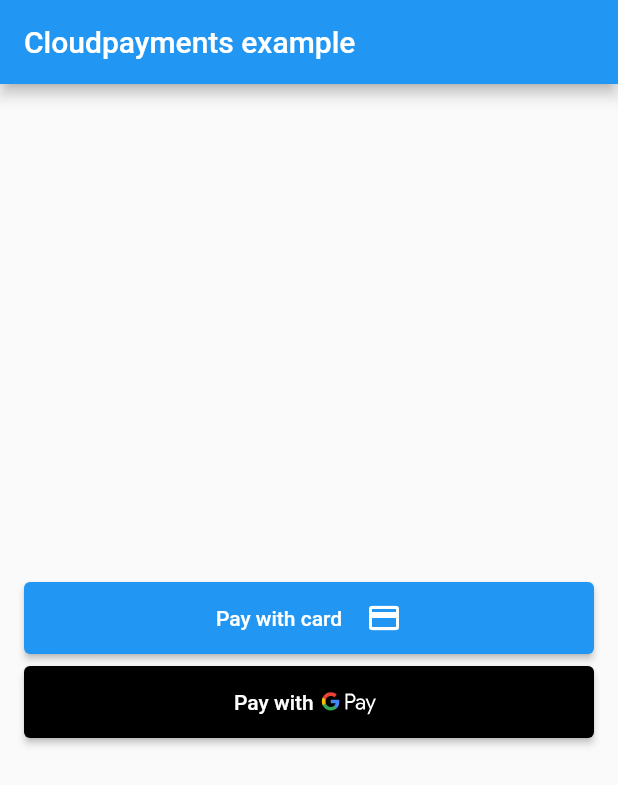
After one commit to shushper/cloudpayments, a Flutter app: the screen it shows after launch, on a phone screen of 412 x 824 dp. The commit adds this screen. Shown: the top 785 px of the screen. Run offline on Flutter 3.47's test engine with Material 2 defaults, Android fonts, the phone set to English and light mode, and no system bars; our stand-ins replace flutter_svg.

Commit message:
Add ability to navigate to another screen. Add card screen.

```diff
--- /dev/null
+++ b/example/lib/card_screen.dart
@@ -0,0 +1,12 @@
+import 'package:flutter/material.dart';
+
+class CardScreen extends StatelessWidget {
+  @override
+  Widget build(BuildContext context) {
+    return Scaffold(
+      appBar: AppBar(
+        title: const Text('Pay with card'),
+      ),
+    );
+  }
+}
--- /dev/null
+++ b/example/lib/main_screen.dart
@@ -0,0 +1,84 @@
+import 'package:flutter/material.dart';
+import 'dart:async';
+
+import 'package:flutter/services.dart';
+import 'package:cloudpayments/cloudpayments.dart';
+import 'package:flutter_svg/flutter_svg.dart';
+
+class MainScreen extends StatelessWidget {
+  @override
+  Widget build(BuildContext context) {
+    return Scaffold(
+      appBar: AppBar(
+        title: const Text('Cloudpayments example'),
+      ),
+      body: Padding(
+        padding: const EdgeInsets.all(16.0),
+        child: Column(
+          mainAxisAlignment: MainAxisAlignment.center,
+          crossAxisAlignment: CrossAxisAlignment.stretch,
+          children: [
+            CustomButton(
+              backgroundColor: Colors.blue,
+              onPressed: () {
+                Navigator.pushNamed(context, '/card');
+              },
+              child: Row(
+                mainAxisAlignment: MainAxisAlignment.center,
+                children: [
+                  Text(
+                    'Pay with card',
+                    textAlign: TextAlign.center,
+                  ),
+                  SizedBox(
+                    width: 16,
+                  ),
+                  Icon(Icons.credit_card),
+                ],
+              ),
+            ),
+            SizedBox(
+              height: 8,
+            ),
+            CustomButton(
+              backgroundColor: Colors.black,
+              onPressed: () {},
+              child: Row(
+                mainAxisAlignment: MainAxisAlignment.center,
+                children: [
+                  Text(
+                    'Pay with',
+                    textAlign: TextAlign.center,
+                  ),
+                  SvgPicture.asset(
+                    'assets/images/google_pay.svg',
+                    height: 30,
+                  ),
+                ],
+              ),
+            )
+          ],
+        ),
+      ),
+    );
+  }
+}
+
+class CustomButton extends StatelessWidget {
+  final Widget child;
+  final Color backgroundColor;
+  final Function onPressed;
+
+  CustomButton({this.child, this.backgroundColor, this.onPressed});
+
+  @override
+  Widget build(BuildContext context) {
+    return ElevatedButton(
+      style: ButtonStyle(
+          backgroundColor: MaterialStateProperty.resolveWith((states) => backgroundColor),
+          minimumSize: MaterialStateProperty.resolveWith((states) => Size(double.infinity, 48.0))),
+      onPressed: onPressed,
+      child: child,
+    );
+  }
+}
```
Also changed, not shown: example/lib/main.dart (+8 -72 lines).
